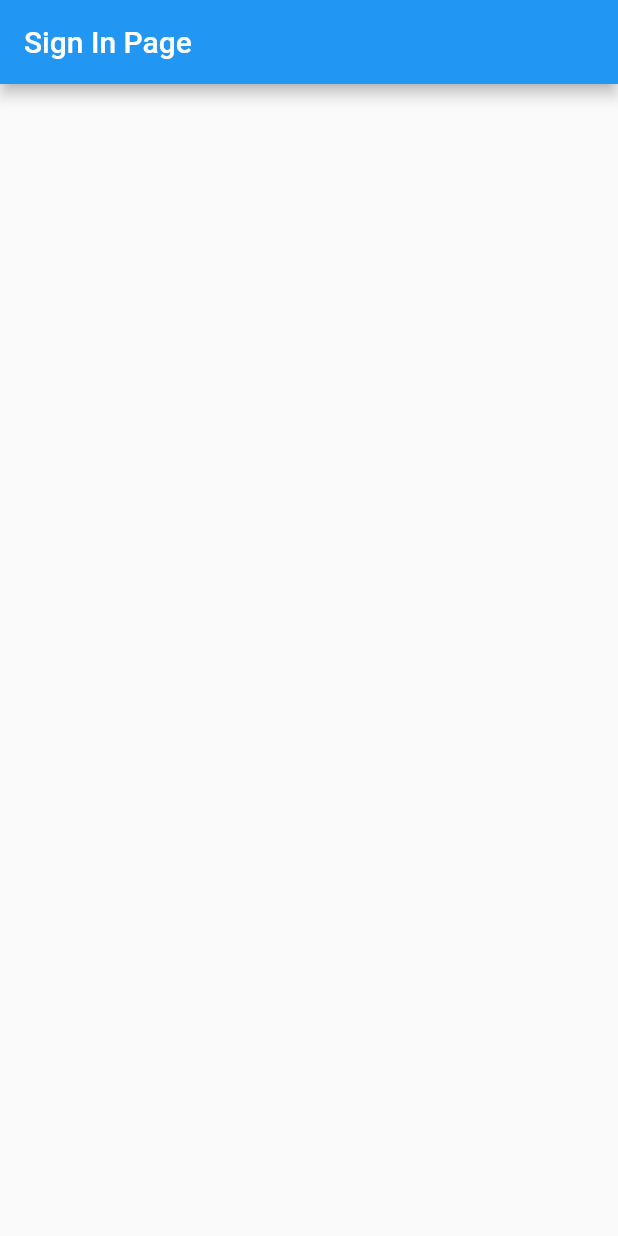
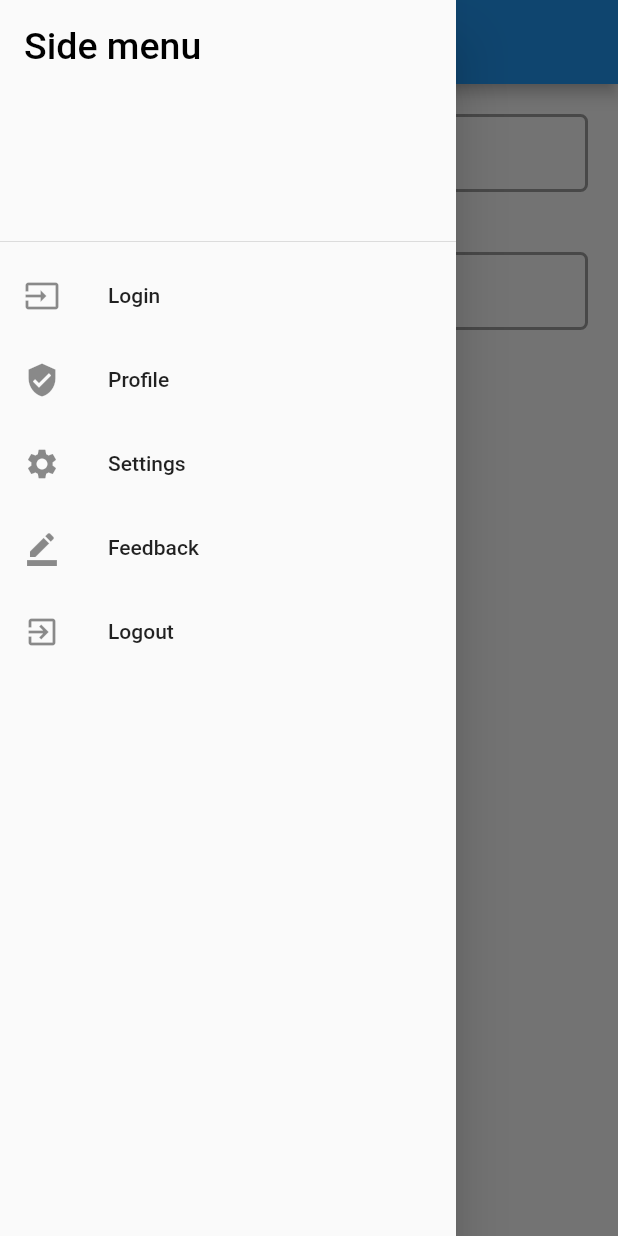
Before and after one commit to Dhruvjohari2/API-integration, a Flutter app: the screen it shows after launch, with the side drawer open (before the commit the screen has no drawer), on a phone screen of 412 x 824 dp. Run offline on Flutter 3.47's test engine with Material 2 defaults, Android fonts, the phone set to English and light mode, and no system bars.

Commit message:
updated code

```diff
--- /dev/null
+++ b/lib/drawer.dart
@@ -0,0 +1,50 @@
+import 'package:demo/view/loginpage.dart';
+import 'package:flutter/material.dart';
+
+class NavDrawer extends StatelessWidget {
+  const NavDrawer({super.key});
+
+  @override
+  Widget build(BuildContext context) {
+    return Drawer(
+      child: ListView(
+        padding: EdgeInsets.zero,
+        children: <Widget>[
+          const DrawerHeader(
+            child: Text(
+              'Side menu',
+              style: TextStyle(color: Colors.black, fontSize: 25),
+            ),
+          ),
+          ListTile(
+            leading: const Icon(Icons.input),
+            title: const Text('Login'),
+            onTap: () => {
+              Navigator.push(context, MaterialPageRoute(builder: (_) => const LoginPage(),)),
+            },
+          ),
+          ListTile(
+            leading: const Icon(Icons.verified_user),
+            title: const Text('Profile'),
+            onTap: () => {Navigator.of(context).pop()},
+          ),
+          ListTile(
+            leading: const Icon(Icons.settings),
+            title: const Text('Settings'),
+            onTap: () => {Navigator.of(context).pop()},
+          ),
+          ListTile(
+            leading: const Icon(Icons.border_color),
+            title: const Text('Feedback'),
+            onTap: () => {Navigator.of(context).pop()},
+          ),
+          ListTile(
+            leading: const Icon(Icons.exit_to_app),
+            title: const Text('Logout'),
+            onTap: () => {Navigator.of(context).pop()},
+          ),
+        ],
+      ),
+    );
+  }
+}
--- a/lib/main.dart
+++ b/lib/main.dart
@@ -1,6 +1,6 @@
-import 'package:demo/home_page.dart';
-import 'package:demo/loginpage.dart';
-import 'package:demo/signinpage.dart';
+import 'package:demo/view/home_page.dart';
+import 'package:demo/view/loginpage.dart';
+import 'package:demo/view/signinpage.dart';
 import 'package:flutter/material.dart';
 
 void main() {
--- a/lib/signinpage.dart
+++ /dev/null
@@ -1,14 +0,0 @@
-import 'package:flutter/material.dart';
-
-class SignInPage extends StatelessWidget {
-  const SignInPage({Key? key}) : super(key: key);
-
-  @override
-  Widget build(BuildContext context) {
-    return Scaffold(
-      appBar: AppBar(
-        title: const Text("Sign In Page"),
-      ),
-    );
-  }
-}
--- a/lib/loginpage.dart
+++ b/lib/view/loginpage.dart
@@ -1,4 +1,4 @@
-import 'package:demo/home_page.dart';
+import 'package:demo/view/home_page.dart';
 import 'package:flutter/material.dart';
 import 'package:http/http.dart' as http;
 
--- /dev/null
+++ b/lib/view/signinpage.dart
@@ -0,0 +1,92 @@
+import 'package:demo/drawer.dart';
+import 'package:flutter/material.dart';
+
+class SignInPage extends StatefulWidget {
+  const SignInPage({Key? key}) : super(key: key);
+
+  @override
+  State<SignInPage> createState() => _SignInPageState();
+}
+
+class _SignInPageState extends State<SignInPage> {
+  String _email = "";
+  String _password = "";
+
+  @override
+  Widget build(BuildContext context) {
+    return Scaffold(
+      drawer: const NavDrawer(),
+      appBar: AppBar(
+        title: const Text("Sign In Page"),
+      ),
+      body: Column(
+        children: [
+          Container(
+            margin: const EdgeInsets.all(20),
+            padding: const EdgeInsets.symmetric(horizontal: 15),
+            width: double.infinity,
+            decoration: BoxDecoration(
+              border: Border.all(
+                width: 2,
+                color: Colors.grey,
+              ),
+              borderRadius: BorderRadius.circular(5),
+            ),
+            child: TextFormField(
+              keyboardType: TextInputType.emailAddress,
+              style: const TextStyle(
+                fontSize: 20,
+              ),
+              decoration: const InputDecoration(
+                border: InputBorder.none,
+                hintText: "Enter Email Address",
+              ),
+              onChanged: (text) => _email = text,
+              validator: (value) {
+                if (value == null || value.isEmpty) {
+                  return "Enter your email";
+                }
+                if (!value.contains(' ')) {
+                  return "Enter your email";
+                }
+                if (!value.contains('@') || !value.contains('.com')) {
+                  return "enter email properly ";
+                }
+                return null;
+              },
+            ),
+          ),
+          Container(
+            margin: const EdgeInsets.all(20),
+            padding: const EdgeInsets.symmetric(horizontal: 15),
+            width: double.infinity,
+            decoration: BoxDecoration(
+              border: Border.all(
+                width: 2,
+                color: Colors.grey,
+              ),
+              borderRadius: BorderRadius.circular(5),
+            ),
+            child: TextFormField(
+              keyboardType: TextInputType.visiblePassword,
+              style: const TextStyle(
+                fontSize: 20,
+              ),
+              decoration: const InputDecoration(
+                border: InputBorder.none,
+                hintText: "Enter Password",
+              ),
+              onChanged: (text) => _password = text,
+              validator: (value) {
+                if (value == null || value.isEmpty) {
+                  return "Enter your email";
+                }
+                return null;
+              },
+            ),
+          ),
+        ],
+      ),
+    );
+  }
+}
```
Also changed, not shown: lib/view/home_page.dart (renamed from lib/home_page.dart), pubspec.lock.
